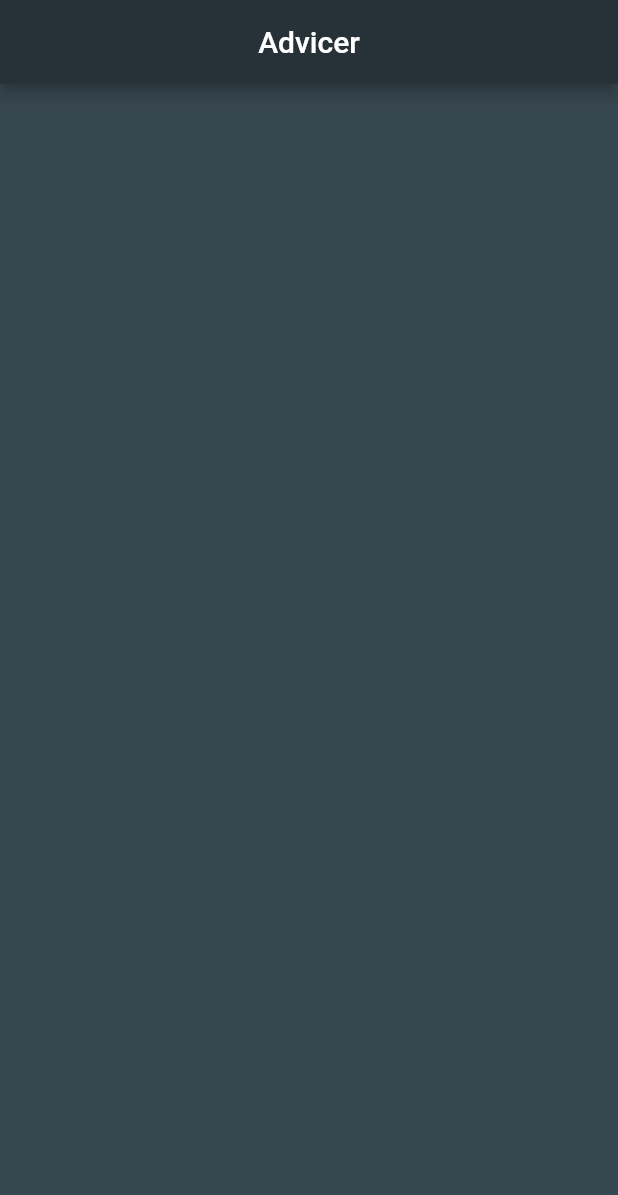
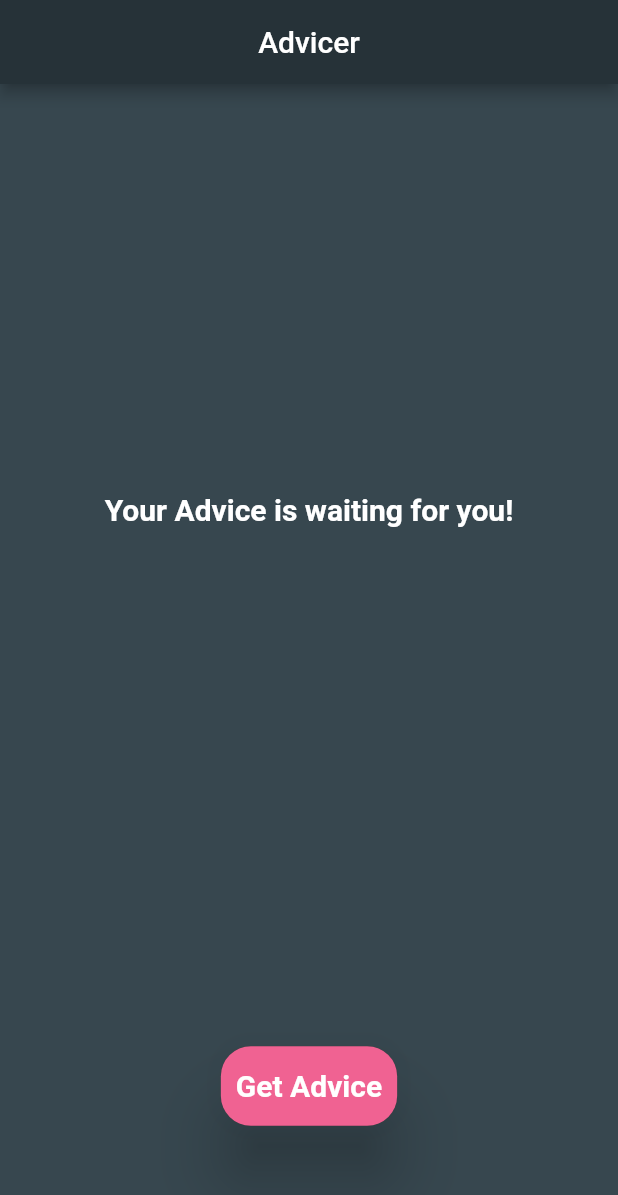
Before and after one commit to VeronikaLo/advicer_app, a Flutter app: the screen it shows after launch, on a phone screen of 412 x 824 dp. Shown: the top 1195 px of the screen. Run offline on Flutter 3.47's test engine with Material 2 defaults, Android fonts, the phone set to English and light mode, and no system bars; Roboto replaces fonts that are missing (Rubik).

Commit message:
custom button

```diff
--- a/lib/presentation/screens/home_screen.dart
+++ b/lib/presentation/screens/home_screen.dart
@@ -1,4 +1,5 @@
 
+import 'package:advicer/presentation/widgets/custom_button.dart';
 import 'package:flutter/material.dart';
 
 class HomePage extends StatelessWidget {
@@ -6,14 +7,25 @@ class HomePage extends StatelessWidget {
 
   @override
   Widget build(BuildContext context) {
+    //final themeData = Theme.of(context);
     return Scaffold(
       appBar:  AppBar(title: const Text('Advicer'), centerTitle: true,),
-      body: Padding(
-        padding: const EdgeInsets.symmetric(horizontal: 50),
-        child: Column(
-          children: [
-
-          ],)
+      body: Center(
+        child: Padding(
+          padding: const EdgeInsets.symmetric(horizontal: 50),
+          child: Column(
+            children: [
+              Expanded(
+                child: Center(
+                  child: Text("Your Advice is waiting for you!",
+                  style: Theme.of(context).textTheme.button , ),),
+              ),
+              SizedBox(
+                height: 200,
+                child: Center(child: CustomButton(onPressed:(){} ,)),
+              ),
+            ],)
+        ),
       ),
     );
   }
--- /dev/null
+++ b/lib/presentation/widgets/custom_button.dart
@@ -0,0 +1,27 @@
+import 'package:flutter/material.dart';
+
+class CustomButton extends StatelessWidget {
+  final Function onPressed;
+  const CustomButton({Key? key, required this.onPressed}) : super(key: key);
+
+  @override
+  Widget build(BuildContext context) {
+    return InkResponse(
+      onTap:()=> onPressed,
+      radius: 5 ,
+      child: Material(
+        elevation: 20,
+        borderRadius: BorderRadius.circular(20),
+        child: Container(
+          decoration: BoxDecoration(
+            color: Theme.of(context).colorScheme.secondary,
+            borderRadius: BorderRadius.circular(20),
+        ),
+          child:  Padding(
+            padding: const EdgeInsets.symmetric(horizontal: 10, vertical: 15),
+            child: Text('Get Advice', style: Theme.of(context).textTheme.button,) ),
+        ),
+      ),
+    );
+  }
+}
```
